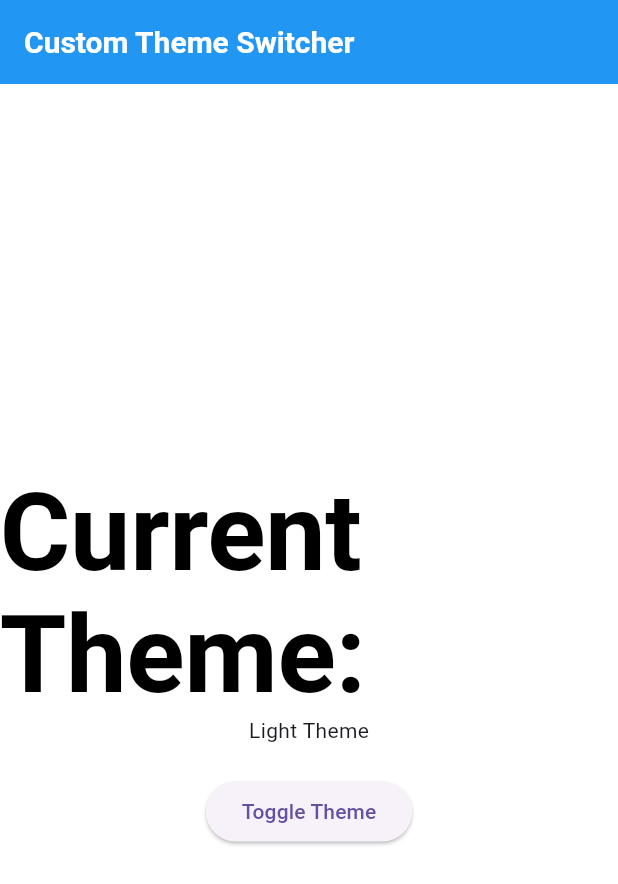
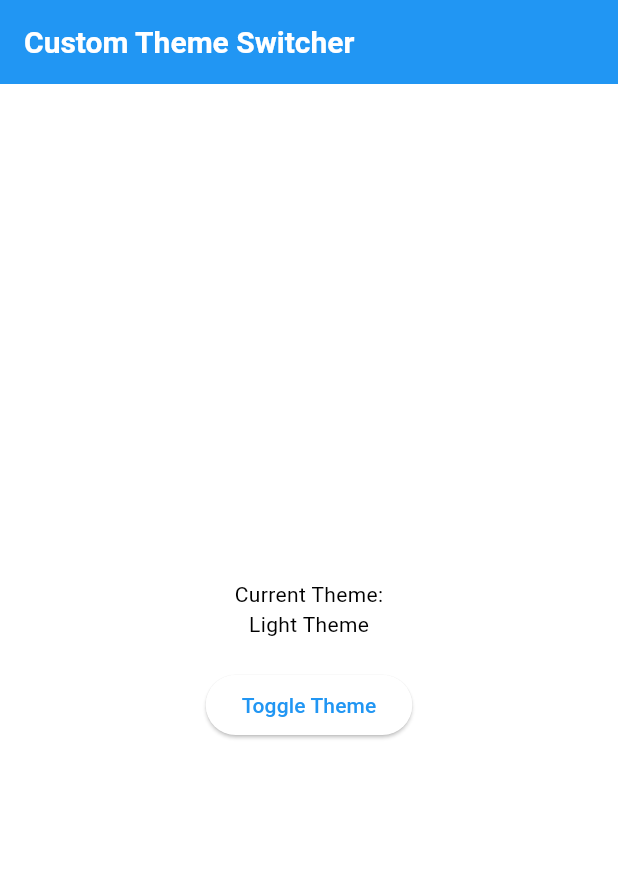
Before and after one commit to ChanPenhYorn/todo_kh, a Flutter app: the screen it shows after launch, on a phone screen of 412 x 824 dp. Shown: the top 884 px of the screen. Run offline on Flutter 3.47's test engine with Material 3 defaults, Android fonts, the phone set to English and light mode, and no system bars; our stand-ins replace get, shared_preferences.

Commit message:
add color class for theme

```diff
--- a/lib/src/utils/app_theme.dart
+++ b/lib/src/utils/app_theme.dart
@@ -1,37 +1,90 @@
 import 'package:flutter/material.dart';
+import 'app_colors.dart'; // Import your AppColors class
 
 class AppThemes {
   // Define a custom light theme.
   static ThemeData lightTheme = ThemeData(
     brightness: Brightness.light,
-    primaryColor: Colors.blue,
-    scaffoldBackgroundColor: Colors.white,
-    textTheme: TextTheme(
-      displayLarge: TextStyle(
-          fontSize: 72.0, fontWeight: FontWeight.bold, color: Colors.black),
-      bodyLarge: TextStyle(fontSize: 16.0, color: Colors.black87),
-    ),
+    colorScheme: _lightColorScheme, // Use the light color scheme
+    scaffoldBackgroundColor: AppColors.backgroundLight,
+    textTheme: _getTextTheme(false),
     appBarTheme: AppBarTheme(
-      backgroundColor: Colors.blue,
+      backgroundColor: AppColors.primaryLight,
       titleTextStyle: TextStyle(
-          color: Colors.white, fontSize: 20, fontWeight: FontWeight.bold),
+          color: AppColors.onPrimaryLight,
+          fontSize: 20,
+          fontWeight: FontWeight.bold),
     ),
   );
 
   // Define a custom dark theme.
   static ThemeData darkTheme = ThemeData(
     brightness: Brightness.dark,
-    primaryColor: Colors.deepPurple,
-    scaffoldBackgroundColor: Colors.grey[900],
-    textTheme: TextTheme(
-      displayLarge: TextStyle(
-          fontSize: 72.0, fontWeight: FontWeight.bold, color: Colors.white),
-      bodyLarge: TextStyle(fontSize: 16.0, color: Colors.white70),
-    ),
+    colorScheme: _darkColorScheme, // Use the dark color scheme
+    scaffoldBackgroundColor: AppColors.backgroundDark,
+    textTheme: _getTextTheme(true),
     appBarTheme: AppBarTheme(
-      backgroundColor: Colors.deepPurple,
+      backgroundColor: AppColors.primaryDark,
       titleTextStyle: TextStyle(
-          color: Colors.white, fontSize: 20, fontWeight: FontWeight.bold),
+          color: AppColors.onPrimaryDark,
+          fontSize: 20,
+          fontWeight: FontWeight.bold),
     ),
   );
+
+  // Define the ColorScheme for the light theme.
+  static const ColorScheme _lightColorScheme = ColorScheme(
+    brightness: Brightness.light,
+    primary: AppColors.primaryLight,
+    onPrimary: AppColors.onPrimaryLight,
+    secondary: AppColors.secondaryLight,
+    onSecondary: AppColors.onPrimaryLight,
+    error: AppColors.errorLight,
+    onError: AppColors.onErrorLight,
+    // ignore: deprecated_member_use
+    background: AppColors.backgroundLight,
+    // ignore: deprecated_member_use
+    onBackground: AppColors.onBackgroundLight,
+    surface: AppColors.surfaceLight,
+    onSurface: AppColors.onSurfaceLight,
+  );
+
+  // Define the ColorScheme for the dark theme.
+  static const ColorScheme _darkColorScheme = ColorScheme(
+    brightness: Brightness.dark,
+    primary: AppColors.primaryDark,
+    onPrimary: AppColors.onPrimaryDark,
+    secondary: AppColors.secondaryDark,
+    onSecondary: AppColors.onPrimaryDark,
+    error: AppColors.errorDark,
+    onError: AppColors.onErrorDark,
+    // ignore: deprecated_member_use
+    background: AppColors.backgroundDark,
+    // ignore: deprecated_member_use
+    onBackground: AppColors.onBackgroundDark,
+    surface: AppColors.surfaceDark,
+    onSurface: AppColors.onSurfaceDark,
+  );
+
+  static TextTheme _getTextTheme(bool isDark) {
+    double fontSize = 16;
+    final color = isDark ? AppColors.onSurfaceDark : AppColors.onSurfaceLight;
+    return TextTheme(
+      displayLarge: TextStyle(fontSize: fontSize + 41, color: color),
+      displayMedium: TextStyle(fontSize: fontSize + 29, color: color),
+      displaySmall: TextStyle(fontSize: fontSize + 20, color: color),
+      headlineLarge: TextStyle(fontSize: fontSize + 16, color: color),
+      headlineMedium: TextStyle(fontSize: fontSize + 12, color: color),
+      headlineSmall: TextStyle(fontSize: fontSize + 8, color: color),
+      titleLarge: TextStyle(fontSize: fontSize + 6, color: color),
+      titleMedium: TextStyle(fontSize: fontSize, color: color),
+      titleSmall: TextStyle(fontSize: fontSize - 2, color: color),
+      bodyLarge: TextStyle(fontSize: fontSize, color: color),
+      bodyMedium: TextStyle(fontSize: fontSize - 2, color: color),
+      bodySmall: TextStyle(fontSize: fontSize - 4, color: color),
+      labelLarge: TextStyle(fontSize: fontSize - 2, color: color),
+      labelMedium: TextStyle(fontSize: fontSize - 4, color: color),
+      labelSmall: TextStyle(fontSize: fontSize - 5, color: color),
+    );
+  }
 }
--- a/lib/src/views/home/home_screen.dart
+++ b/lib/src/views/home/home_screen.dart
@@ -21,7 +21,7 @@
               'Current Theme:',
               style: Theme.of(context)
                   .textTheme
-                  .displayLarge, // Use the custom text style from the theme
+                  .bodyMedium, // Use the custom text style from the theme
             ),
             Obx(() {
               // Display the current theme name based on the index.
```
Also changed, not shown: lib/src/utils/app_colors.dart (added, +36 -0 lines), pubspec.yaml (+13 -62 lines), lib/src/controllers/theme_controller.dart (line endings or trailing spaces), lib/src/utils/app_fonts.dart (renamed from lib/src/utils/app_font.dart).
